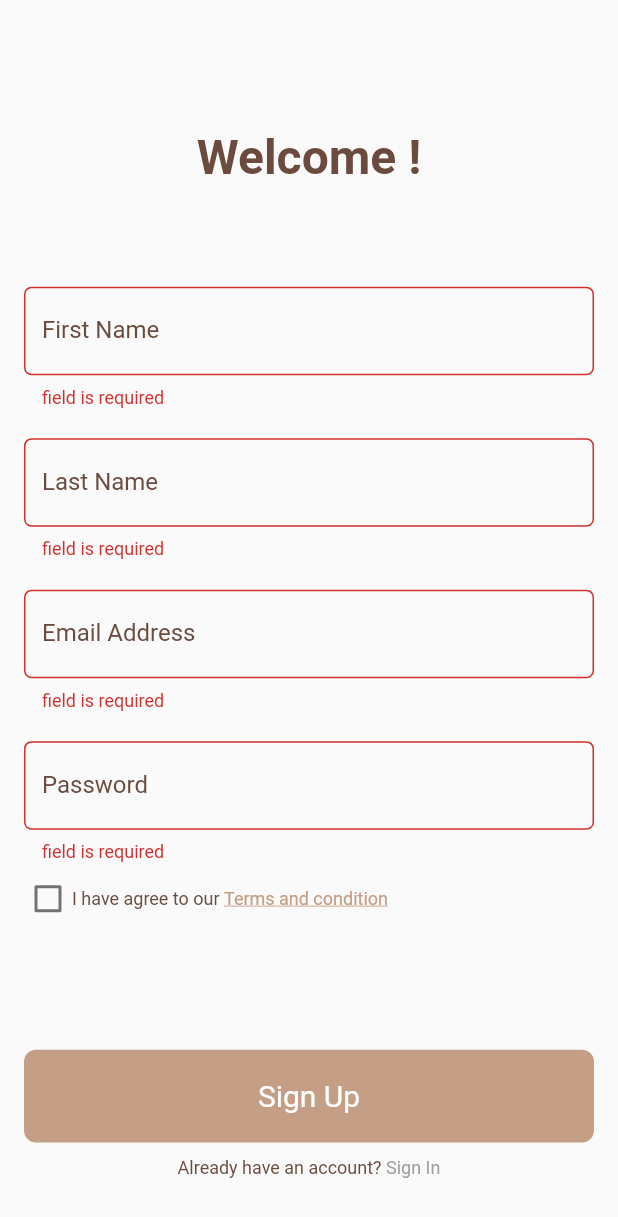
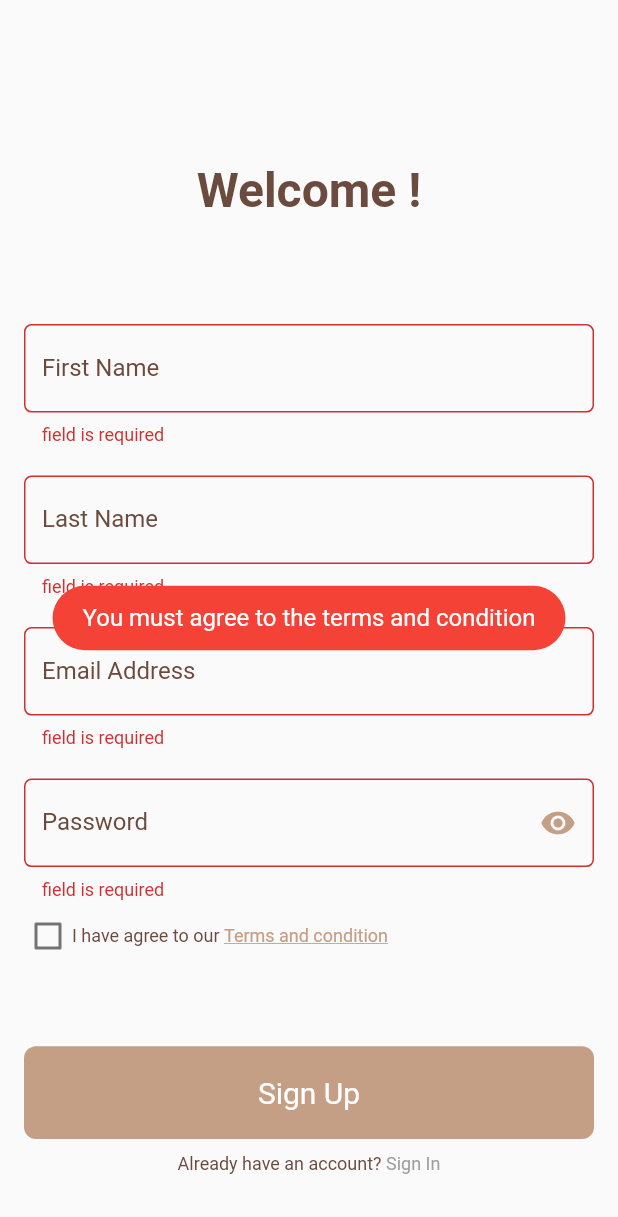
Before and after one commit to fuatebuzeyneb/Rehber_App, a Flutter app: the SignUpView screen opened by its route, after a tap on "Sign Up", on a phone screen of 412 x 824 dp. Shown: the top 1217 px of the screen. Run offline on Flutter 3.47's test engine with Material 2 defaults, Android fonts, the phone set to English and light mode, and no system bars; drawn by our look-alikes of modal_progress_hud_nsn; our stand-ins replace bloc, firebase_auth, firebase_core, flutter_bloc, flutter_svg, fluttertoast and 3 more; accounts and stored records are empty; network calls fail.

Commit message:
add logic and cubit for signin-signup

```diff
--- a/lib/cubits/auth_cubit/auth_cubit.dart
+++ b/lib/cubits/auth_cubit/auth_cubit.dart
@@ -1,20 +1,24 @@
 import 'package:bloc/bloc.dart';
 import 'package:firebase_auth/firebase_auth.dart';
-import 'package:meta/meta.dart';
+import 'package:flutter/material.dart';
 
 part 'auth_state.dart';
 
 class AuthCubit extends Cubit<AuthState> {
   AuthCubit() : super(AuthInitial());
-  late String? name;
-  late String? lastName;
-  late String? email;
-  late String? password;
+  String? name;
+  String? lastName;
+  String? email;
+  String? password;
+  GlobalKey<FormState> formKeyForSignUp = GlobalKey();
+  GlobalKey<FormState> formKeyForSignIn = GlobalKey();
+  bool? obscurePasswordTextValue = true;
+  bool? termsAndConditionCheckVox;
   Future<void> signUpUserWithEmailAndPassword() async {
     try {
       emit(AuthLoading());
-      final credential =
-          await FirebaseAuth.instance.createUserWithEmailAndPassword(
+
+      await FirebaseAuth.instance.createUserWithEmailAndPassword(
         email: email!,
         password: password!,
       );
@@ -30,14 +34,16 @@ class AuthCubit extends Cubit<AuthState> {
         );
       }
     } catch (e) {
-      print(e);
+      // emit(
+      //   AuthFailure(e.toString()),
+      // );
     }
   }
 
   Future<void> signInUserWithEmailAndPassword() async {
     try {
       emit(AuthLoading());
-      final credential = await FirebaseAuth.instance
+      await FirebaseAuth.instance
           .signInWithEmailAndPassword(email: email!, password: password!);
       emit(AuthSuccess());
     } on FirebaseAuthException catch (e) {
@@ -51,7 +57,23 @@ class AuthCubit extends Cubit<AuthState> {
         );
       }
     } catch (e) {
-      print(e);
+      // emit(
+      //   AuthFailure(e.toString()),
+      // );
     }
   }
+
+  updateTermsAndConditionCheckVox({required newValue}) {
+    termsAndConditionCheckVox = newValue;
+    emit(TermsAndConditionUpdateCheckVoxState());
+  }
+
+  void obscurePasswordText() {
+    if (obscurePasswordTextValue == true) {
+      obscurePasswordTextValue = false;
+    } else {
+      obscurePasswordTextValue = true;
+    }
+    emit(ObscurePasswordTextUpdateState());
+  }
 }
--- a/lib/cubits/auth_cubit/auth_state.dart
+++ b/lib/cubits/auth_cubit/auth_state.dart
@@ -10,7 +10,11 @@ final class AuthLoading extends AuthState {}
 final class AuthSuccess extends AuthState {}
 
 final class AuthFailure extends AuthState {
-  final String errorMas;
+  final String errorMsg;
 
-  AuthFailure(this.errorMas);
+  AuthFailure(this.errorMsg);
 }
+
+final class TermsAndConditionUpdateCheckVoxState extends AuthState {}
+
+final class ObscurePasswordTextUpdateState extends AuthState {}
--- a/lib/views/splash_view.dart
+++ b/lib/views/splash_view.dart
@@ -1,7 +1,9 @@
+import 'package:firebase_auth/firebase_auth.dart';
 import 'package:flutter/material.dart';
 import 'package:flutter/services.dart';
 import 'package:google_fonts/google_fonts.dart';
 import 'package:travel_app/views/auth_views/signin_view.dart';
+import 'package:travel_app/views/home_view.dart';
 import 'package:travel_app/widgets/helper/consts.dart';
 import 'package:travel_app/views/onboarding_view.dart';
 
@@ -26,7 +28,9 @@ class _SplashViewState extends State<SplashView>
       bool isOnBoardingVisited =
           getIt<CacheHelper>().getData(key: 'isOnBoardingVisited') ?? false;
       if (isOnBoardingVisited == true) {
-        Navigator.pushReplacementNamed(context, SignInView.id);
+        FirebaseAuth.instance.currentUser == null
+            ? Navigator.pushReplacementNamed(context, SignInView.id)
+            : Navigator.pushReplacementNamed(context, Homeview.id);
       } else {
         Navigator.pushReplacementNamed(context, OnBoardingView.id);
       }
--- a/lib/widgets/custom_check_box_widget.dart
+++ b/lib/widgets/custom_check_box_widget.dart
@@ -1,4 +1,6 @@
 import 'package:flutter/material.dart';
+import 'package:flutter_bloc/flutter_bloc.dart';
+import 'package:travel_app/cubits/auth_cubit/auth_cubit.dart';
 import 'package:travel_app/widgets/helper/consts.dart';
 
 class CustomCheckBoxWidget extends StatefulWidget {
@@ -24,6 +26,8 @@ class _CustomCheckBoxWidgetState extends State<CustomCheckBoxWidget> {
       onChanged: (value) {
         isChecked = value;
         setState(() {});
+        BlocProvider.of<AuthCubit>(context)
+            .updateTermsAndConditionCheckVox(newValue: value);
       },
     );
   }
--- a/lib/widgets/custom_text_field_widget.dart
+++ b/lib/widgets/custom_text_field_widget.dart
@@ -1,14 +1,20 @@
 import 'package:flutter/material.dart';
+import 'package:flutter_bloc/flutter_bloc.dart';
 import 'package:travel_app/widgets/helper/consts.dart';
+
+import '../cubits/auth_cubit/auth_cubit.dart';
 
 class CustomTextFieldWidget extends StatelessWidget {
   const CustomTextFieldWidget({
     super.key,
     required this.label,
     this.onChanged,
+    this.suffixIcon,
   });
   final String label;
   final Function(String)? onChanged;
+
+  final IconButton? suffixIcon;
   @override
   Widget build(BuildContext context) {
     return Padding(
@@ -18,15 +24,19 @@ class CustomTextFieldWidget extends StatelessWidget {
           if (data!.isEmpty) {
             return 'field is required';
           } else if (label == 'Email Address' && !data.contains('@')) {
-            return '@@@@@@@';
+            return 'The email must contain @';
           } else if (label == 'Password' && data.length <= 6) {
             return 'The password must be 6 letters and numbers or more';
           }
           return null;
         },
         onChanged: onChanged,
+        obscureText: label == 'Password'
+            ? BlocProvider.of<AuthCubit>(context).obscurePasswordTextValue!
+            : false,
         cursorColor: kPrimaryColorDark,
         decoration: InputDecoration(
+          suffixIcon: suffixIcon,
           label: Text(
             label,
             style: const TextStyle(color: kPrimaryColorDark),
--- /dev/null
+++ b/lib/widgets/services/functions/toast_msg.dart
@@ -0,0 +1,13 @@
+import 'package:flutter/material.dart';
+import 'package:fluttertoast/fluttertoast.dart';
+
+toastMsg({required String errorMsg}) {
+  Fluttertoast.showToast(
+      msg: errorMsg,
+      toastLength: Toast.LENGTH_SHORT,
+      gravity: ToastGravity.CENTER,
+      timeInSecForIosWeb: 2,
+      backgroundColor: Colors.red,
+      textColor: Colors.white,
+      fontSize: 16.0);
+}
--- a/lib/widgets/services/routes.dart
+++ b/lib/widgets/services/routes.dart
@@ -6,18 +6,17 @@ import 'package:flutter_bloc/flutter_bloc.dart';
 import 'package:travel_app/views/home_view.dart';
 import 'package:travel_app/views/onboarding_view.dart';
 import 'package:travel_app/views/splash_view.dart';
-import 'package:travel_app/widgets/services/service_locator.dart';
 
 final Map<String, Widget Function(BuildContext)> routes = {
   Homeview.id: (context) => const Homeview(),
   SplashView.id: (context) => const SplashView(),
   OnBoardingView.id: (context) => const OnBoardingView(),
   SignUpView.id: (context) => BlocProvider(
-        create: (context) => getIt<AuthCubit>(),
+        create: (context) => AuthCubit(),
         child: const SignUpView(),
       ),
   SignInView.id: (context) => BlocProvider(
-        create: (context) => getIt<AuthCubit>(),
+        create: (context) => AuthCubit(),
         child: const SignInView(),
       ),
 };
--- a/lib/widgets/services/service_locator.dart
+++ b/lib/widgets/services/service_locator.dart
@@ -1,9 +1,7 @@
 import 'package:get_it/get_it.dart';
-import 'package:travel_app/cubits/auth_cubit/auth_cubit.dart';
 import 'package:travel_app/widgets/helper/cache_helper.dart';
 
 final getIt = GetIt.instance;
 void setupServiceLocator() {
   getIt.registerSingleton<CacheHelper>(CacheHelper());
-  getIt.registerSingleton<AuthCubit>(AuthCubit());
 }
--- a/lib/widgets/signup_form_widget.dart
+++ b/lib/widgets/signup_form_widget.dart
@@ -1,6 +1,5 @@
 import 'package:flutter/material.dart';
 import 'package:flutter_bloc/flutter_bloc.dart';
-import 'package:modal_progress_hud_nsn/modal_progress_hud_nsn.dart';
 import 'package:travel_app/cubits/auth_cubit/auth_cubit.dart';
 import 'package:travel_app/views/home_view.dart';
 import 'package:travel_app/widgets/custom_check_box_widget.dart';
@@ -9,68 +8,81 @@ import 'package:travel_app/views/auth_views/signin_view.dart';
 import 'package:travel_app/widgets/appbar/custom_appbar_widget.dart';
 import 'package:travel_app/widgets/custom_buttom_widget.dart';
 import 'package:travel_app/widgets/custom_text_field_widget.dart';
+import 'package:travel_app/widgets/services/functions/toast_msg.dart';
 import 'package:travel_app/widgets/text/custom_title_text_widget.dart';
 
-class SignUpFormWidget extends StatefulWidget {
+class SignUpFormWidget extends StatelessWidget {
   const SignUpFormWidget({
     super.key,
   });
 
   @override
-  State<SignUpFormWidget> createState() => _SignUpFormWidgetState();
-}
-
-class _SignUpFormWidgetState extends State<SignUpFormWidget> {
-  bool isLoading = false;
-  GlobalKey<FormState> formKey = GlobalKey();
-  @override
   Widget build(BuildContext context) {
+    Size size = MediaQuery.of(context).size;
     return BlocConsumer<AuthCubit, AuthState>(
-      listener: (context, state) {},
+      listener: (context, state) {
+        if (state is AuthSuccess) {
+          toastMsg(errorMsg: 'An account has been created');
+          Navigator.pushReplacementNamed(context, Homeview.id);
+        } else if (state is AuthFailure) {
+          toastMsg(errorMsg: state.errorMsg);
+        }
+      },
       builder: (context, state) {
-        return ModalProgressHUD(
-          progressIndicator: const CircularProgressIndicator(
-            color: kPrimaryColor,
-          ),
-          color: kPrimaryColorDark,
-          inAsyncCall: isLoading,
-          child: Padding(
-            padding: const EdgeInsets.symmetric(horizontal: 16),
+        AuthCubit authCubit = BlocProvider.of<AuthCubit>(context);
+        return Padding(
+          padding: const EdgeInsets.symmetric(horizontal: 16),
+          child: SingleChildScrollView(
             child: Form(
-              key: formKey,
+              key: authCubit.formKeyForSignUp,
               child: Column(
                 children: [
-                  const Spacer(
-                    flex: 2,
+                  SizedBox(
+                    height: size.height * 0.12,
                   ),
                   const CustomAppBarWidget(
                     title: 'Welcome !',
                     fontSize: 32,
                   ),
-                  const Spacer(
-                    flex: 1,
+                  SizedBox(
+                    height: size.height * 0.05,
                   ),
                   CustomTextFieldWidget(
                     onChanged: (value) {
-                      BlocProvider.of<AuthCubit>(context).name = value;
+                      authCubit.name = value;
                     },
                     label: 'First Name',
                   ),
                   CustomTextFieldWidget(
                     onChanged: (value) {
-                      BlocProvider.of<AuthCubit>(context).lastName = value;
+                      authCubit.lastName = value;
                     },
                     label: 'Last Name',
                   ),
                   CustomTextFieldWidget(
                     onChanged: (value) {
-                      BlocProvider.of<AuthCubit>(context).email = value;
+                      authCubit.email = value;
                     },
                     label: 'Email Address',
                   ),
                   CustomTextFieldWidget(
+                    suffixIcon: IconButton(
+                      onPressed: () {
+                        BlocProvider.of<AuthCubit>(context)
+                            .obscurePasswordText();
+                      },
+                      icon: authCubit.obscurePasswordTextValue == false
+                          ? const Icon(
+                              Icons.visibility_off,
+                              color: kPrimaryColor,
+                            )
+                          : const Icon(
+                              Icons.visibility,
+                              color: kPrimaryColor,
+                            ),
+                    ),
                     onChanged: (value) {
-                      BlocProvider.of<AuthCubit>(context).password = value;
+                      authCubit.password = value;
                     },
                     label: 'Password',
                   ),
@@ -93,24 +105,25 @@ class _SignUpFormWidgetState extends State<SignUpFormWidget> {
                       )
                     ],
                   ),
-                  const Spacer(
-                    flex: 2,
+                  SizedBox(
+                    height: size.height * 0.06,
                   ),
-                  CustomButtonWidget(
-                      title: 'Sign Up',
-                      onTap: () {
-                        if (formKey.currentState!.validate()) {
-                          isLoading = true;
-                          setState(() {});
-
-                          BlocProvider.of<AuthCubit>(context)
-                              .signUpUserWithEmailAndPassword();
-                          Navigator.pushReplacementNamed(context, Homeview.id);
-
-                          isLoading = false;
-                          setState(() {});
-                        } else {}
-                      }),
+                  state is AuthLoading
+                      ? const CircularProgressIndicator()
+                      : CustomButtonWidget(
+                          title: 'Sign Up',
+                          onTap: () {
+                            if (authCubit.formKeyForSignUp.currentState!
+                                    .validate() &&
+                                authCubit.termsAndConditionCheckVox == true) {
+                              BlocProvider.of<AuthCubit>(context)
+                                  .signUpUserWithEmailAndPassword();
+                            } else {
+                              toastMsg(
+                                  errorMsg:
+                                      'You must agree to the terms and condition');
+                            }
+                          }),
                   const SizedBox(
                     height: 10,
                   ),
@@ -134,9 +147,6 @@ class _SignUpFormWidgetState extends State<SignUpFormWidget> {
                       ),
                     ],
                   ),
-                  const Spacer(
-                    flex: 1,
-                  )
                 ],
               ),
             ),
--- a/pubspec.yaml
+++ b/pubspec.yaml
@@ -44,6 +44,7 @@ dependencies:
   firebase_core: ^2.24.2
   firebase_auth: ^4.15.3
   modal_progress_hud_nsn: ^0.4.0
+  fluttertoast: ^8.2.4
 
 dev_dependencies:
   flutter_test:
```
Also changed, not shown: lib/widgets/signin_form_widget.dart (+33 -27 lines), pubspec.lock, 1 other file.
